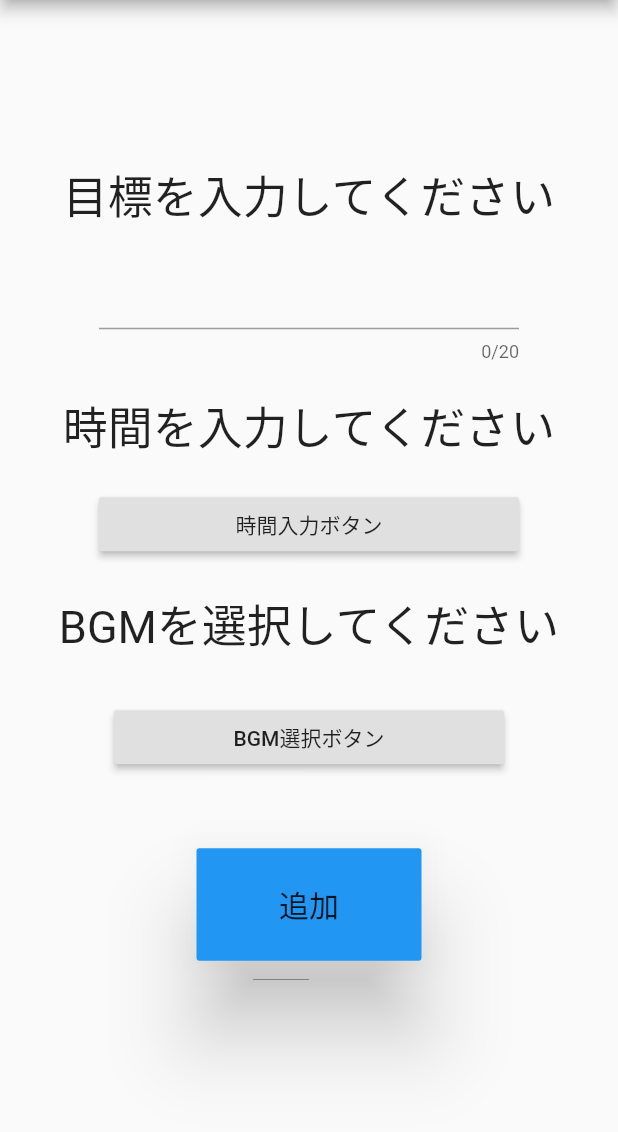
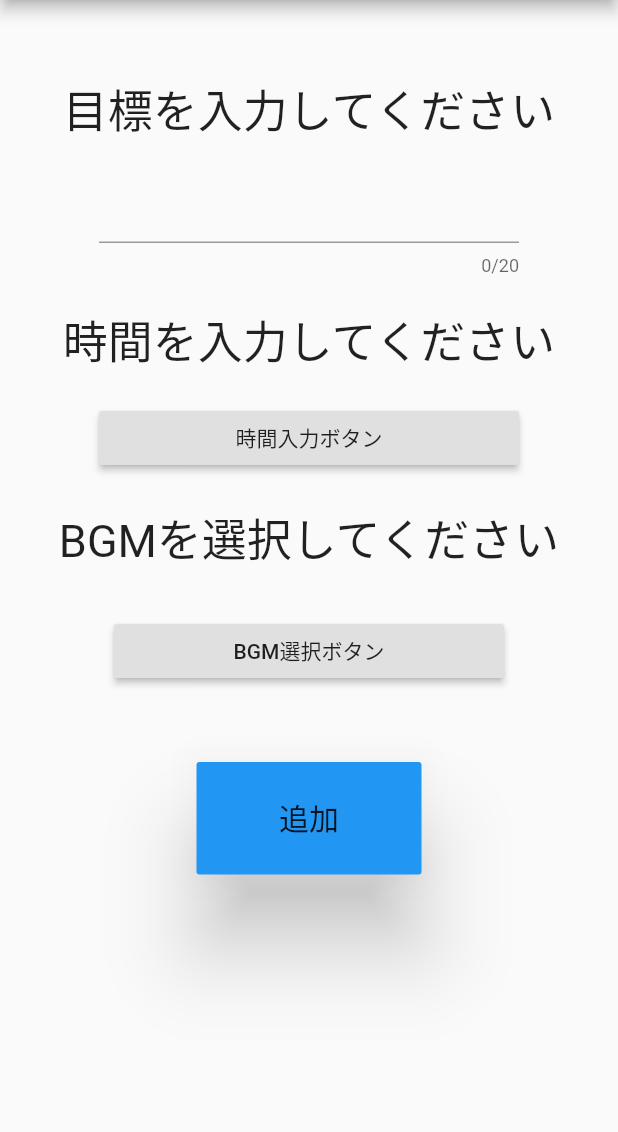
Before and after one commit to Hiroki1112/GACHIRE, a Flutter app: the AddScreen screen opened directly, on a phone screen of 412 x 824 dp, the part 84-1216 px from its top. Run offline on Flutter 3.47's test engine with Material 2 defaults, Android fonts, the phone set to English and light mode, and no system bars; our stand-ins replace video_player; missing offline and left inert: flutter_picker.

Commit message:
12-23日の進捗

```diff
--- a/lib/Add.dart
+++ b/lib/Add.dart
@@ -58,8 +58,11 @@
         appBar: AppBar(
           title: Text("GACHIRE"), //leading: Container()
         ),
-        body: Center(
-            child: Column(mainAxisSize: MainAxisSize.min, children: <Widget>[
+        body: SingleChildScrollView(
+            child: Center(
+                child:
+                    Column(mainAxisSize: MainAxisSize.min, children: <Widget>[
+          Container(padding: EdgeInsets.only(top: 40)),
           Container(
             padding: EdgeInsets.all(10),
             child: Text("目標を入力してください", style: TextStyle(fontSize: 30)),
@@ -129,7 +132,7 @@
               ),
             ),
           ),
-        ])));
+        ]))));
   }
 
   showPickerArray(BuildContext context) {
--- a/pubspec.yaml
+++ b/pubspec.yaml
@@ -51,6 +51,8 @@
   assets:
       - bgm/
       - aori/
+      - effects/
+      - images/
       # assets/assets/bgm
   #   - images/a_dot_burr.jpeg
   #   - images/a_dot_ham.jpeg
```
Also changed, not shown: lib/Clock.dart (+41 -17 lines), images/bakuen.gif (added), 1 other file.
